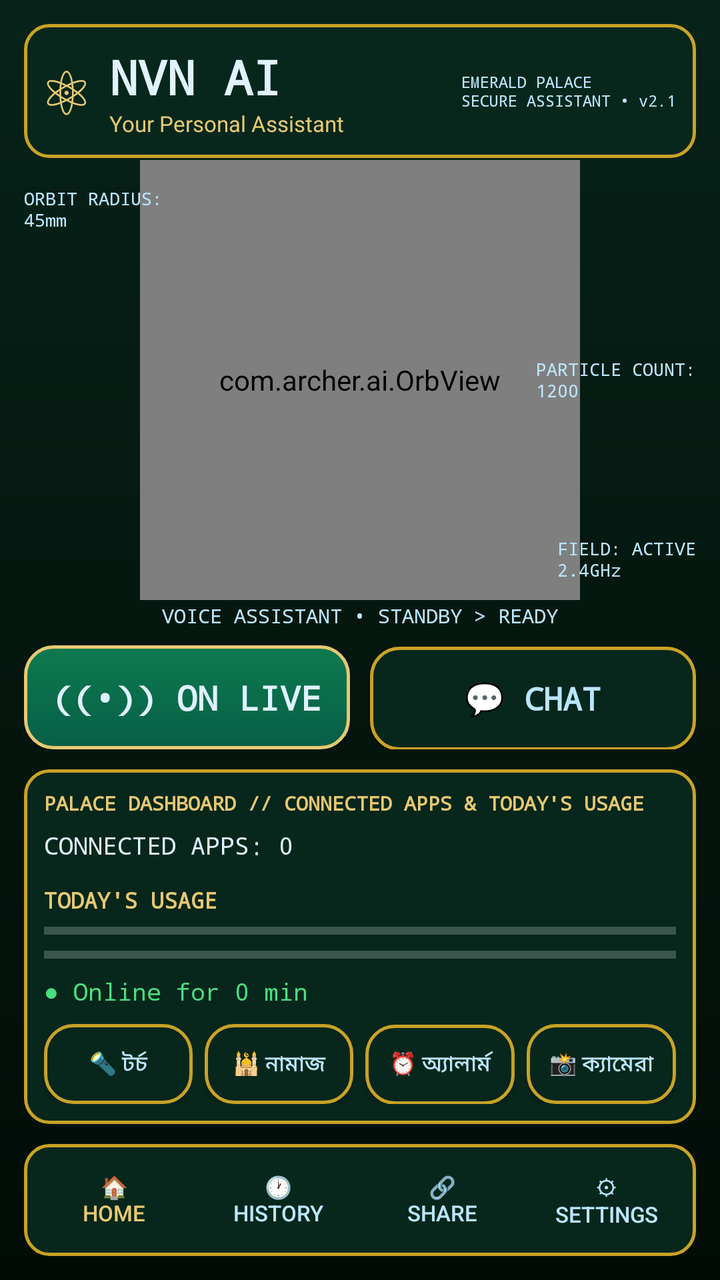
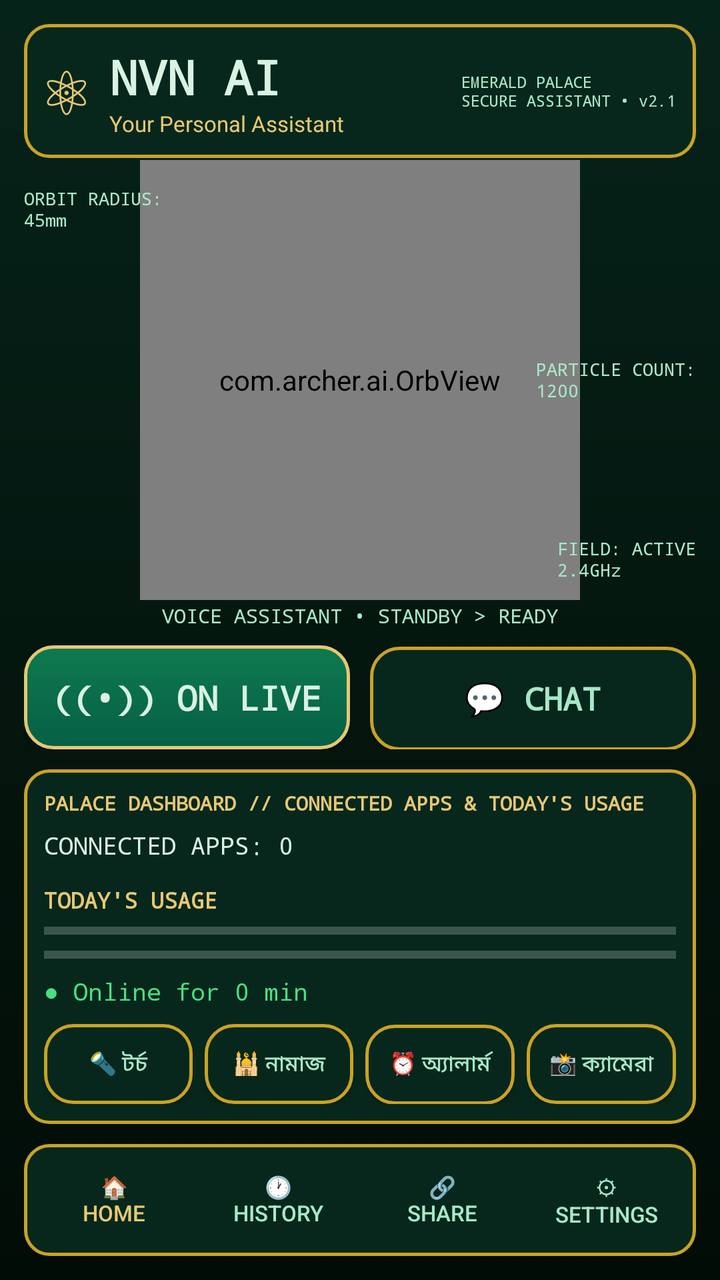

Compare the two renders of this Android layout. The source of the first and the diff that turns it into the second are given below.
<!-- AndroidManifest.xml: application theme AppTheme -->
<!-- res/layout/activity_main.xml -->
<?xml version="1.0" encoding="utf-8"?>
<LinearLayout xmlns:android="http://schemas.android.com/apk/res/android"
    android:layout_width="match_parent"
    android:layout_height="match_parent"
    android:background="@drawable/bg_emerald"
    android:orientation="vertical"
    android:padding="12dp">

    <LinearLayout
        android:layout_width="match_parent"
        android:layout_height="wrap_content"
        android:background="@drawable/panel_emerald"
        android:gravity="center_vertical"
        android:orientation="horizontal"
        android:padding="10dp">

        <TextView
            android:layout_width="wrap_content"
            android:layout_height="wrap_content"
            android:text="⚛"
            android:textColor="#E7C873"
            android:textSize="30sp" />

        <LinearLayout
            android:layout_width="0dp"
            android:layout_height="wrap_content"
            android:layout_marginStart="10dp"
            android:layout_weight="1"
            android:orientation="vertical">

            <TextView
                android:layout_width="wrap_content"
                android:layout_height="wrap_content"
                android:fontFamily="monospace"
                android:text="NVN AI"
                android:textColor="#E0F2FE"
                android:textSize="24sp"
                android:textStyle="bold" />

            <TextView
                android:layout_width="wrap_content"
                android:layout_height="wrap_content"
                android:text="Your Personal Assistant"
                android:textColor="#E7C873"
                android:textSize="11sp" />
        </LinearLayout>

        <TextView
            android:layout_width="wrap_content"
            android:layout_height="wrap_content"
            android:fontFamily="monospace"
            android:text="EMERALD PALACE&#10;SECURE ASSISTANT • v2.1"
            android:textColor="#BAE6FD"
            android:textSize="8sp" />
    </LinearLayout>

    <FrameLayout
        android:layout_width="match_parent"
        android:layout_height="0dp"
        android:layout_weight="1">

        <com.archer.ai.OrbView
            android:id="@+id/mainOrb"
            android:layout_width="220dp"
            android:layout_height="220dp"
            android:layout_gravity="center" />

        <TextView
            android:layout_width="wrap_content"
            android:layout_height="wrap_content"
            android:layout_gravity="top|start"
            android:layout_marginTop="14dp"
            android:fontFamily="monospace"
            android:text="ORBIT RADIUS:&#10;45mm"
            android:textColor="#BAE6FD"
            android:textSize="9sp" />

        <TextView
            android:layout_width="wrap_content"
            android:layout_height="wrap_content"
            android:layout_gravity="center_vertical|end"
            android:fontFamily="monospace"
            android:text="PARTICLE COUNT:&#10;1200"
            android:textColor="#BAE6FD"
            android:textSize="9sp" />

        <TextView
            android:layout_width="wrap_content"
            android:layout_height="wrap_content"
            android:layout_gravity="bottom|end"
            android:layout_marginBottom="10dp"
            android:fontFamily="monospace"
            android:text="FIELD: ACTIVE&#10;2.4GHz"
            android:textColor="#BAE6FD"
            android:textSize="9sp" />
    </FrameLayout>

    <TextView
        android:layout_width="wrap_content"
        android:layout_height="wrap_content"
        android:layout_gravity="center_horizontal"
        android:fontFamily="monospace"
        android:text="VOICE ASSISTANT • STANDBY &gt; READY"
        android:textColor="#BAE6FD"
        android:textSize="10sp" />

    <LinearLayout
        android:layout_width="match_parent"
        android:layout_height="wrap_content"
        android:layout_marginTop="8dp"
        android:orientation="horizontal">

        <Button
            android:id="@+id/liveBtn"
            android:layout_width="0dp"
            android:layout_height="52dp"
            android:layout_marginEnd="5dp"
            android:layout_weight="1"
            android:background="@drawable/btn_emerald"
            android:fontFamily="monospace"
            android:text="((•)) ON LIVE"
            android:textColor="#E0F2FE"
            android:textSize="17sp"
            android:textStyle="bold" />

        <Button
            android:id="@+id/chatBtn"
            android:layout_width="0dp"
            android:layout_height="52dp"
            android:layout_marginStart="5dp"
            android:layout_weight="1"
            android:background="@drawable/btn_emerald2"
            android:fontFamily="monospace"
            android:text="💬 CHAT"
            android:textColor="#BAE6FD"
            android:textSize="16sp"
            android:textStyle="bold" />
    </LinearLayout>

    <LinearLayout
        android:layout_width="match_parent"
        android:layout_height="wrap_content"
        android:layout_marginTop="10dp"
        android:background="@drawable/panel_emerald"
        android:orientation="vertical"
        android:padding="10dp">

        <TextView
            android:layout_width="wrap_content"
            android:layout_height="wrap_content"
            android:fontFamily="monospace"
            android:text="PALACE DASHBOARD // CONNECTED APPS &amp; TODAY'S USAGE"
            android:textColor="#E7C873"
            android:textSize="10sp"
            android:textStyle="bold" />

        <TextView
            android:id="@+id/dashText"
            android:layout_width="wrap_content"
            android:layout_height="wrap_content"
            android:layout_marginTop="6dp"
            android:fontFamily="monospace"
            android:text="CONNECTED APPS: 0"
            android:textColor="#E0F2FE"
            android:textSize="12sp" />

        <LinearLayout
            android:id="@+id/dashApps"
            android:layout_width="match_parent"
            android:layout_height="wrap_content"
            android:layout_marginTop="4dp"
            android:orientation="vertical" />

        <TextView
            android:id="@+id/dashUsage"
            android:layout_width="wrap_content"
            android:layout_height="wrap_content"
            android:layout_marginTop="8dp"
            android:fontFamily="monospace"
            android:text="TODAY'S USAGE"
            android:textColor="#E7C873"
            android:textSize="11sp"
            android:textStyle="bold" />

        <ProgressBar
            android:id="@+id/barQuestions"
            style="?android:attr/progressBarStyleHorizontal"
            android:layout_width="match_parent"
            android:layout_height="8dp"
            android:layout_marginTop="4dp"
            android:max="100"
            android:progress="0"
            android:progressTint="#C9A227" />

        <ProgressBar
            android:id="@+id/barLive"
            style="?android:attr/progressBarStyleHorizontal"
            android:layout_width="match_parent"
            android:layout_height="8dp"
            android:layout_marginTop="4dp"
            android:max="100"
            android:progress="0"
            android:progressTint="#C9A227" />

        <TextView
            android:id="@+id/onlinePill"
            android:layout_width="wrap_content"
            android:layout_height="wrap_content"
            android:layout_marginTop="6dp"
            android:fontFamily="monospace"
            android:text="● Online for 0 min"
            android:textColor="#4ADE80"
            android:textSize="12sp" />

        <LinearLayout
            android:layout_width="match_parent"
            android:layout_height="wrap_content"
            android:layout_marginTop="8dp"
            android:orientation="horizontal">

            <Button
                android:id="@+id/quickTorch"
                android:layout_width="0dp"
                android:layout_height="40dp"
                android:layout_marginEnd="3dp"
                android:layout_weight="1"
                android:background="@drawable/btn_emerald2"
                android:text="🔦 টর্চ"
                android:textColor="#BAE6FD"
                android:textSize="11sp" />

            <Button
                android:id="@+id/quickPrayer"
                android:layout_width="0dp"
                android:layout_height="40dp"
                android:layout_marginStart="3dp"
                android:layout_marginEnd="3dp"
                android:layout_weight="1"
                android:background="@drawable/btn_emerald2"
                android:text="🕌 নামাজ"
                android:textColor="#BAE6FD"
                android:textSize="11sp" />

            <Button
                android:id="@+id/quickAlarm"
                android:layout_width="0dp"
                android:layout_height="40dp"
                android:layout_marginStart="3dp"
                android:layout_marginEnd="3dp"
                android:layout_weight="1"
                android:background="@drawable/btn_emerald2"
                android:text="⏰ অ্যালার্ম"
                android:textColor="#BAE6FD"
                android:textSize="11sp" />

            <Button
                android:id="@+id/quickCamera"
                android:layout_width="0dp"
                android:layout_height="40dp"
                android:layout_marginStart="3dp"
                android:layout_weight="1"
                android:background="@drawable/btn_emerald2"
                android:text="📸 ক্যামেরা"
                android:textColor="#BAE6FD"
                android:textSize="11sp" />
        </LinearLayout>
    </LinearLayout>

    <LinearLayout
        android:layout_width="match_parent"
        android:layout_height="wrap_content"
        android:layout_marginTop="10dp"
        android:background="@drawable/panel_emerald"
        android:orientation="horizontal"
        android:padding="4dp">

        <Button
            android:id="@+id/navHome"
            android:layout_width="0dp"
            android:layout_height="wrap_content"
            android:layout_weight="1"
            android:background="@android:color/transparent"
            android:text="🏠&#10;Home"
            android:textColor="#E7C873"
            android:textSize="11sp" />

        <Button
            android:id="@+id/navHistory"
            android:layout_width="0dp"
            android:layout_height="wrap_content"
            android:layout_weight="1"
            android:background="@android:color/transparent"
            android:text="🕐&#10;History"
            android:textColor="#BAE6FD"
            android:textSize="11sp" />

        <Button
            android:id="@+id/navShare"
            android:layout_width="0dp"
            android:layout_height="wrap_content"
            android:layout_weight="1"
            android:background="@android:color/transparent"
            android:text="🔗&#10;Share"
            android:textColor="#BAE6FD"
            android:textSize="11sp" />

        <Button
            android:id="@+id/navSettings"
            android:layout_width="0dp"
            android:layout_height="wrap_content"
            android:layout_weight="1"
            android:background="@android:color/transparent"
            android:text="⚙&#10;Settings"
            android:textColor="#BAE6FD"
            android:textSize="11sp" />
    </LinearLayout>
</LinearLayout>
<!-- resources referenced by this layout -->
<resources>
  <!-- drawable bg_emerald (drawable) -->
  <?xml version="1.0" encoding="utf-8"?>
  <shape xmlns:android="http://schemas.android.com/apk/res/android" android:shape="rectangle">
      <gradient android:startColor="#06231A" android:centerColor="#04170F" android:endColor="#020C07" android:angle="270" />
  </shape>
  <!-- drawable btn_emerald (drawable) -->
  <?xml version="1.0" encoding="utf-8"?>
  <shape xmlns:android="http://schemas.android.com/apk/res/android" android:shape="rectangle">
      <gradient android:startColor="#0E7A4F" android:endColor="#065F46" android:angle="270" />
      <stroke android:width="1.5dp" android:color="#E7C873" />
      <corners android:radius="14dp" />
  </shape>
  <!-- drawable btn_emerald2 (drawable) -->
  <?xml version="1.0" encoding="utf-8"?>
  <shape xmlns:android="http://schemas.android.com/apk/res/android" android:shape="rectangle">
      <solid android:color="#07271C" />
      <stroke android:width="1.5dp" android:color="#C9A227" />
      <corners android:radius="14dp" />
  </shape>
  <!-- drawable panel_emerald (drawable) -->
  <?xml version="1.0" encoding="utf-8"?>
  <shape xmlns:android="http://schemas.android.com/apk/res/android" android:shape="rectangle">
      <solid android:color="#07271C" />
      <stroke android:width="1.5dp" android:color="#C9A227" />
      <corners android:radius="12dp" />
  </shape>
  <style name="AppTheme" parent="android:Theme.Material.NoActionBar">
          <item name="android:windowBackground">#05030D</item>
          <item name="android:colorAccent">#A855F7</item>
          <item name="android:statusBarColor">#05030D</item>
          <item name="android:navigationBarColor">#05030D</item>
          <item name="android:windowLightStatusBar">false</item>
      </style>
</resources>

<!-- the commit's change to res/layout/activity_main.xml (unified diff, before → after) -->
@@ -33,7 +33,7 @@
                 android:layout_height="wrap_content"
                 android:fontFamily="monospace"
                 android:text="NVN AI"
-                android:textColor="#E0F2FE"
+                android:textColor="#D9F2E4"
                 android:textSize="24sp"
                 android:textStyle="bold" />
 
@@ -50,7 +50,7 @@
             android:layout_height="wrap_content"
             android:fontFamily="monospace"
             android:text="EMERALD PALACE&#10;SECURE ASSISTANT • v2.1"
-            android:textColor="#BAE6FD"
+            android:textColor="#A7E8C8"
             android:textSize="8sp" />
     </LinearLayout>
 
@@ -72,7 +72,7 @@
             android:layout_marginTop="14dp"
             android:fontFamily="monospace"
             android:text="ORBIT RADIUS:&#10;45mm"
-            android:textColor="#BAE6FD"
+            android:textColor="#A7E8C8"
             android:textSize="9sp" />
 
         <TextView
@@ -81,7 +81,7 @@
             android:layout_gravity="center_vertical|end"
             android:fontFamily="monospace"
             android:text="PARTICLE COUNT:&#10;1200"
-            android:textColor="#BAE6FD"
+            android:textColor="#A7E8C8"
             android:textSize="9sp" />
 
         <TextView
@@ -91,7 +91,7 @@
             android:layout_marginBottom="10dp"
             android:fontFamily="monospace"
             android:text="FIELD: ACTIVE&#10;2.4GHz"
-            android:textColor="#BAE6FD"
+            android:textColor="#A7E8C8"
             android:textSize="9sp" />
     </FrameLayout>
 
@@ -101,7 +101,7 @@
         android:layout_gravity="center_horizontal"
         android:fontFamily="monospace"
         android:text="VOICE ASSISTANT • STANDBY &gt; READY"
-        android:textColor="#BAE6FD"
+        android:textColor="#A7E8C8"
         android:textSize="10sp" />
 
     <LinearLayout
@@ -119,7 +119,7 @@
             android:background="@drawable/btn_emerald"
             android:fontFamily="monospace"
             android:text="((•)) ON LIVE"
-            android:textColor="#E0F2FE"
+            android:textColor="#D9F2E4"
             android:textSize="17sp"
             android:textStyle="bold" />
 
@@ -132,7 +132,7 @@
             android:background="@drawable/btn_emerald2"
             android:fontFamily="monospace"
             android:text="💬 CHAT"
-            android:textColor="#BAE6FD"
+            android:textColor="#A7E8C8"
             android:textSize="16sp"
             android:textStyle="bold" />
     </LinearLayout>
@@ -161,7 +161,7 @@
             android:layout_marginTop="6dp"
             android:fontFamily="monospace"
             android:text="CONNECTED APPS: 0"
-            android:textColor="#E0F2FE"
+            android:textColor="#D9F2E4"
             android:textSize="12sp" />
 
         <LinearLayout
@@ -226,7 +226,7 @@
                 android:layout_weight="1"
                 android:background="@drawable/btn_emerald2"
                 android:text="🔦 টর্চ"
-                android:textColor="#BAE6FD"
+                android:textColor="#A7E8C8"
                 android:textSize="11sp" />
 
             <Button
@@ -238,7 +238,7 @@
                 android:layout_weight="1"
                 android:background="@drawable/btn_emerald2"
                 android:text="🕌 নামাজ"
-                android:textColor="#BAE6FD"
+                android:textColor="#A7E8C8"
                 android:textSize="11sp" />
 
             <Button
@@ -250,7 +250,7 @@
                 android:layout_weight="1"
                 android:background="@drawable/btn_emerald2"
                 android:text="⏰ অ্যালার্ম"
-                android:textColor="#BAE6FD"
+                android:textColor="#A7E8C8"
                 android:textSize="11sp" />
 
             <Button
@@ -261,7 +261,7 @@
                 android:layout_weight="1"
                 android:background="@drawable/btn_emerald2"
                 android:text="📸 ক্যামেরা"
-                android:textColor="#BAE6FD"
+                android:textColor="#A7E8C8"
                 android:textSize="11sp" />
         </LinearLayout>
     </LinearLayout>
@@ -291,7 +291,7 @@
             android:layout_weight="1"
             android:background="@android:color/transparent"
             android:text="🕐&#10;History"
-            android:textColor="#BAE6FD"
+            android:textColor="#A7E8C8"
             android:textSize="11sp" />
 
         <Button
@@ -301,7 +301,7 @@
             android:layout_weight="1"
             android:background="@android:color/transparent"
             android:text="🔗&#10;Share"
-            android:textColor="#BAE6FD"
+            android:textColor="#A7E8C8"
             android:textSize="11sp" />
 
         <Button
@@ -311,7 +311,7 @@
             android:layout_weight="1"
             android:background="@android:color/transparent"
             android:text="⚙&#10;Settings"
-            android:textColor="#BAE6FD"
+            android:textColor="#A7E8C8"
             android:textSize="11sp" />
     </LinearLayout>
 </LinearLayout>
